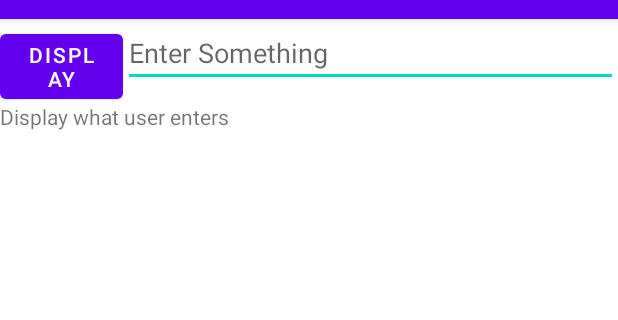
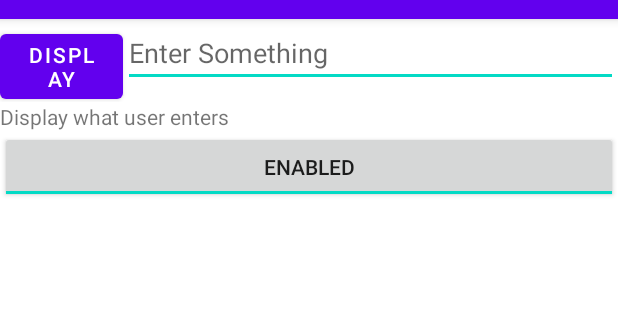
Before and after one commit to 19011785-Siew-YongYing/DemoSimpleClick, an Android app: the screen it shows after launch (MainActivity), on a phone screen of 412 x 824 dp, the part 65-385 px from its top. Run offline under Robolectric (Android 15) with nearby library versions, the phone set to English and light mode, and no system bars.

Commit message:
SectionD - Toggle Button

```diff
--- a/app/src/main/java/sg/edu/rp/c346/id19011785/demosimpleclick/MainActivity.java
+++ b/app/src/main/java/sg/edu/rp/c346/id19011785/demosimpleclick/MainActivity.java
@@ -6,11 +6,13 @@ import android.view.View;
 import android.widget.Button;
 import android.widget.EditText;
 import android.widget.TextView;
+import android.widget.ToggleButton;
 
 public class MainActivity extends AppCompatActivity {
     TextView tvDisplay;
     Button btnClick;
-    EditText editTInput;
+    EditText etInput;
+    ToggleButton tbtn;
 
     @Override
     protected void onCreate(Bundle savedInstanceState) {
@@ -19,15 +21,30 @@ public class MainActivity extends AppCompatActivity {
 
         btnClick = findViewById(R.id.buttonDisplay);
         tvDisplay = findViewById(R.id.textViewDisplay);
-        editTInput = findViewById(R.id.editTextInput);
+        etInput = findViewById(R.id.editTextInput);
+        tbtn = findViewById(R.id.toggleButtonEnabled);
 
         btnClick.setOnClickListener(new View.OnClickListener() {
             @Override
             public void onClick(View v) {
-                String userInput = editTInput.getText().toString();
+                String userInput = etInput.getText().toString();
                 tvDisplay.setText(userInput);
             }
 
         });
+
+        tbtn.setOnClickListener(new View.OnClickListener() {
+            @Override
+            public void onClick(View view) {
+                // Add your code for the action
+                if (tbtn.isChecked() == false){
+                    etInput.setEnabled(false);
+                }
+                else{
+                    etInput.setEnabled(true);
+                }
+            }
+        });
+
     }
 }
--- a/app/src/main/res/layout/activity_main.xml
+++ b/app/src/main/res/layout/activity_main.xml
@@ -32,4 +32,13 @@
         android:layout_height="wrap_content"
         android:text="@string/show" />
 
+    <ToggleButton
+        android:id="@+id/toggleButtonEnabled"
+        android:layout_width="match_parent"
+        android:layout_height="wrap_content"
+        android:checked="true"
+        android:text="ToggleButton"
+        android:textOff="@string/disabled"
+        android:textOn="@string/enabled" />
+
 </LinearLayout>
--- a/app/src/main/res/values/strings.xml
+++ b/app/src/main/res/values/strings.xml
@@ -2,4 +2,6 @@
     <string name="app_name">Demo Simple Click</string>
     <string name="enter">Enter Something</string>
     <string name="show">Display what user enters</string>
+    <string name="disabled">Disabled</string>
+    <string name="enabled">Enabled</string>
 </resources>
```
